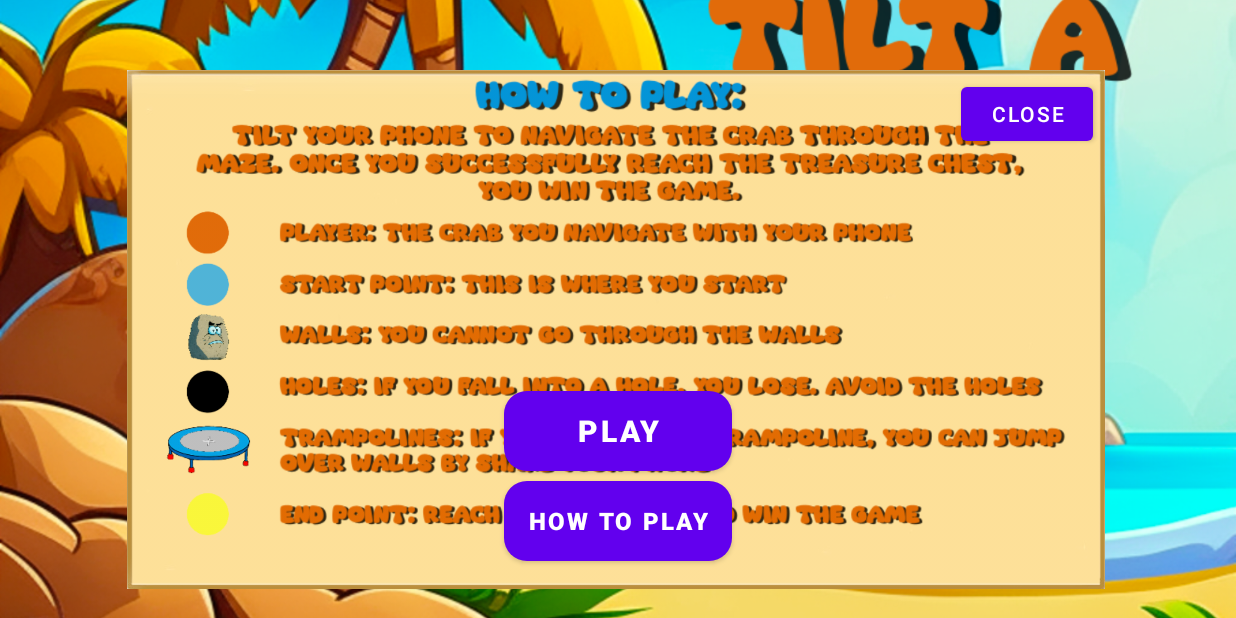
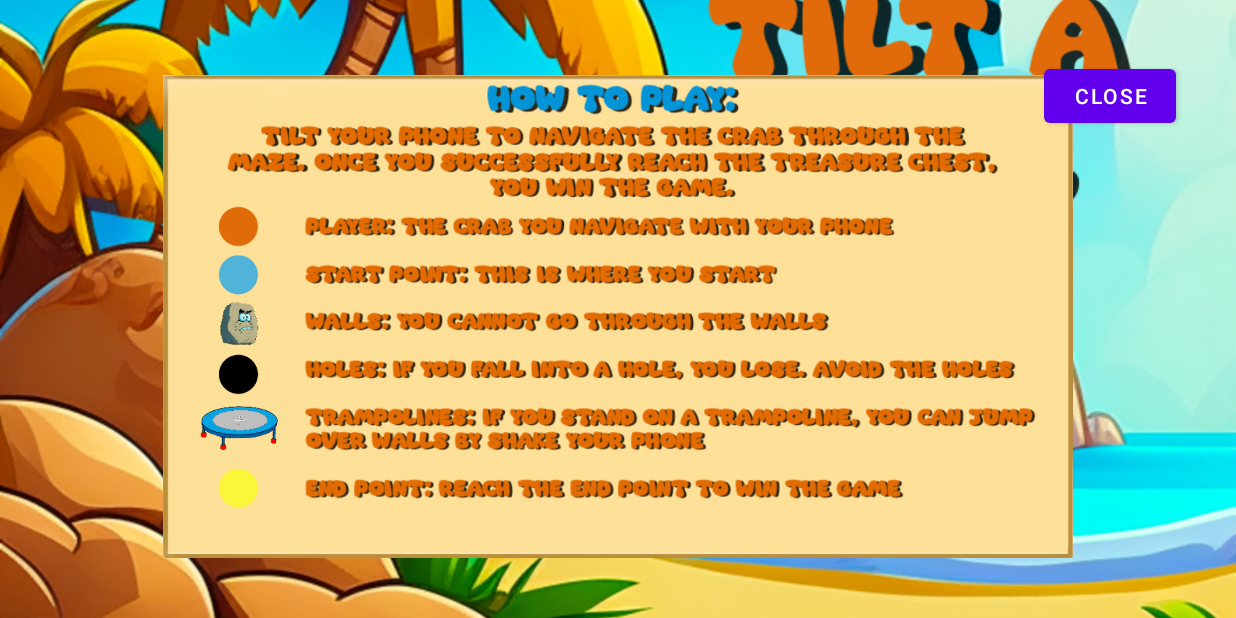
Before and after one commit to ErikMalmgren/Crab5ter, an Android app: the screen it shows after launch (MenuActivity), after a tap on "HOW TO PLAY", on a phone screen of 824 x 412 dp (held sideways). Run offline under Robolectric (Android 15) with nearby library versions, the light colour scheme and no system bars.

Commit message:
Fix howToPlay overlay!

```diff
--- a/app/src/main/java/main/crab5ter/MenuActivity.java
+++ b/app/src/main/java/main/crab5ter/MenuActivity.java
@@ -13,7 +13,7 @@ import android.widget.ImageView;
 public class MenuActivity extends AppCompatActivity {
 
     private ImageView imageView;
-    private Button closeButton;
+    private Button closeButton, startButton,howToButton;
     @Override
     protected void onCreate(Bundle savedInstanceState) {
         super.onCreate(savedInstanceState);
@@ -21,6 +21,8 @@ public class MenuActivity extends AppCompatActivity {
         setContentView(R.layout.activity_menu);
         this.imageView = findViewById(R.id.howtoplay);
         this.closeButton = findViewById(R.id.close_button);
+        this.startButton  = findViewById(R.id.btn_start);
+        this.howToButton  = findViewById(R.id.how_to_play);
     }
 
     public void launchMainActivity(View v) {
@@ -30,13 +32,17 @@ public class MenuActivity extends AppCompatActivity {
     }
 
     public void launchTutorial(View v) {
-        this.imageView.setVisibility(View.VISIBLE);
-        this.closeButton.setVisibility(View.VISIBLE);
+        imageView.setVisibility(View.VISIBLE);
+        closeButton.setVisibility(View.VISIBLE);
+        startButton.setVisibility(View.INVISIBLE);
+        howToButton.setVisibility(View.INVISIBLE);
     }
 
     public void hideTutorial(View view) {
-        this.imageView.setVisibility(View.INVISIBLE);
-        this.closeButton.setVisibility(View.INVISIBLE);
+        imageView.setVisibility(View.INVISIBLE);
+        closeButton.setVisibility(View.INVISIBLE);
+        startButton.setVisibility(View.VISIBLE);
+        howToButton.setVisibility(View.VISIBLE);
     }
 
 
--- a/app/src/main/res/layout/activity_menu.xml
+++ b/app/src/main/res/layout/activity_menu.xml
@@ -23,8 +23,8 @@
         android:layout_height="65dp"
         android:layout_marginBottom="32dp"
         android:fontFamily="sans-serif-black"
+        android:onClick="launchTutorial"
         android:text="HOW TO PLAY"
-        android:onClick="launchTutorial"
         android:textSize="16sp"
         android:textStyle="bold"
         app:cornerRadius="15dp"
@@ -48,29 +48,31 @@
         app:layout_constraintStart_toStartOf="parent" />
 
     <ImageView
+        android:id="@+id/howtoplay"
+        android:layout_width="0dp"
+        android:layout_height="0dp"
+        android:layout_marginStart="100dp"
+
+        android:layout_marginTop="50dp"
+        android:layout_marginEnd="100dp"
+        android:layout_marginBottom="40dp"
         android:visibility="invisible"
-        android:id="@+id/howtoplay"
-        android:layout_width="652dp"
-        android:layout_height="431dp"
-        android:layout_marginTop="4dp"
+        app:layout_constraintBottom_toBottomOf="parent"
         app:layout_constraintEnd_toEndOf="parent"
-        app:layout_constraintHorizontal_bias="0.493"
         app:layout_constraintStart_toStartOf="parent"
         app:layout_constraintTop_toTopOf="parent"
-        app:srcCompat="@drawable/howtoicons"
-
-        />
+        app:srcCompat="@drawable/howtoicons" />
 
     <Button
         android:id="@+id/close_button"
         android:layout_width="wrap_content"
         android:layout_height="wrap_content"
-        android:layout_marginTop="48dp"
-        android:layout_marginEnd="8dp"
+        android:layout_marginTop="40dp"
+        android:layout_marginEnd="40dp"
         android:onClick="hideTutorial"
         android:text="Close"
         android:visibility="invisible"
-        app:layout_constraintEnd_toEndOf="@id/howtoplay"
-        app:layout_constraintTop_toTopOf="@id/howtoplay" />
+        app:layout_constraintEnd_toEndOf="parent"
+        app:layout_constraintTop_toTopOf="parent" />
 
 </androidx.constraintlayout.widget.ConstraintLayout>
```
